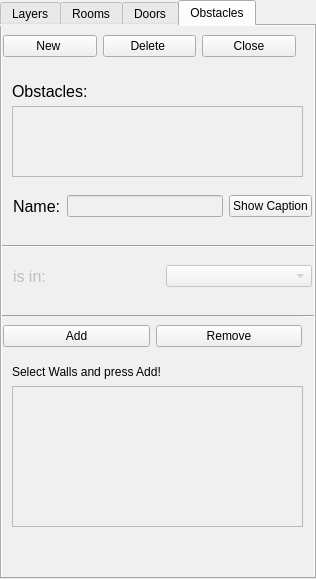
The window that forms/roomwidget.ui (JuPedSim/jpseditor) describes before a commit, drawn with Qt 5.
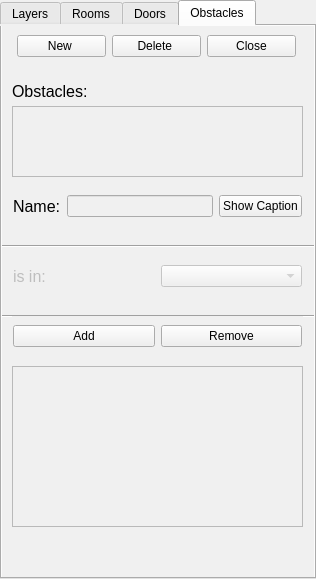
The same window after the commit. The open tabs and pages were chosen to show the change.

Diff of the .ui file:
```diff
--- a/forms/roomwidget.ui
+++ b/forms/roomwidget.ui
@@ -557,26 +557,13 @@
      <string>Close</string>
     </property>
    </widget>
-   <widget class="QLabel" name="label_10">
-    <property name="geometry">
-     <rect>
-      <x>10</x>
-      <y>330</y>
-      <width>291</width>
-      <height>31</height>
-     </rect>
-    </property>
-    <property name="text">
-     <string>Select Walls and press Add!</string>
-    </property>
-   </widget>
    <widget class="QListWidget" name="listWallsObs">
     <property name="geometry">
      <rect>
       <x>10</x>
-      <y>360</y>
+      <y>340</y>
       <width>291</width>
-      <height>141</height>
+      <height>161</height>
      </rect>
     </property>
    </widget>
@@ -619,9 +606,9 @@
    <widget class="QWidget" name="horizontalLayoutWidget_6">
     <property name="geometry">
      <rect>
-      <x>0</x>
+      <x>14</x>
       <y>0</y>
-      <width>295</width>
+      <width>281</width>
       <height>41</height>
      </rect>
     </property>
@@ -672,7 +659,7 @@
      <rect>
       <x>10</x>
       <y>160</y>
-      <width>301</width>
+      <width>291</width>
       <height>41</height>
      </rect>
     </property>
@@ -712,7 +699,7 @@
      <rect>
       <x>10</x>
       <y>230</y>
-      <width>301</width>
+      <width>291</width>
       <height>41</height>
      </rect>
     </property>
@@ -750,9 +737,9 @@
    <widget class="QWidget" name="horizontalLayoutWidget_9">
     <property name="geometry">
      <rect>
-      <x>0</x>
+      <x>10</x>
       <y>290</y>
-      <width>301</width>
+      <width>291</width>
       <height>41</height>
      </rect>
     </property>
```
Left out of the diff: 50 changed lines with no effect on the pictures.
